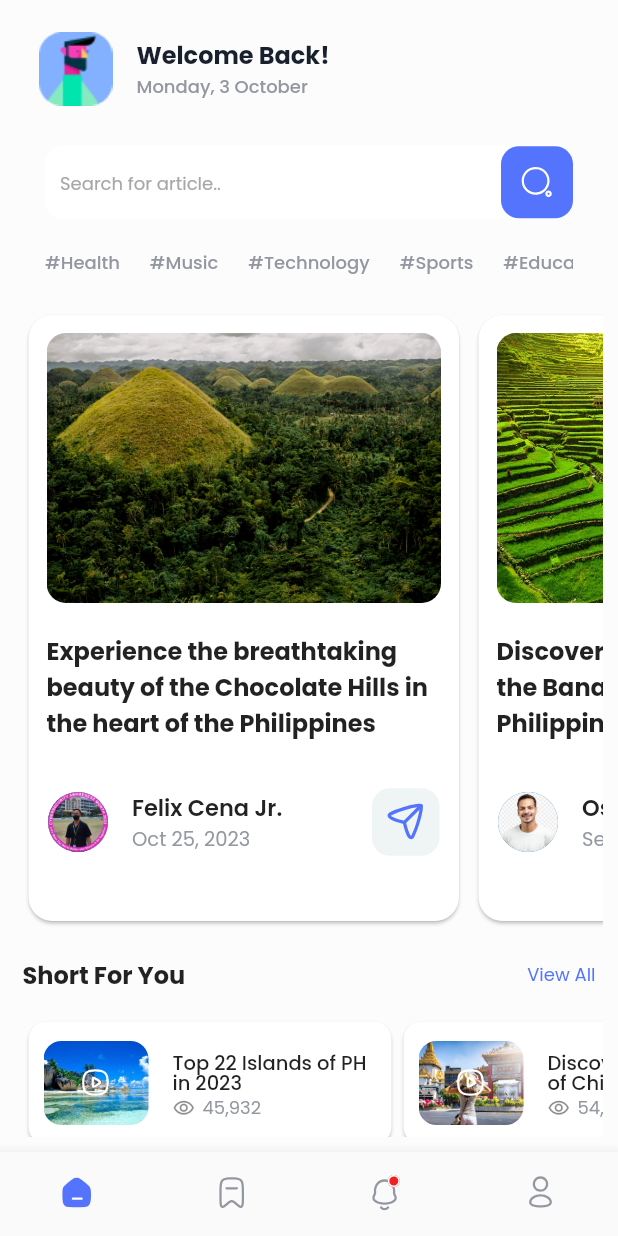
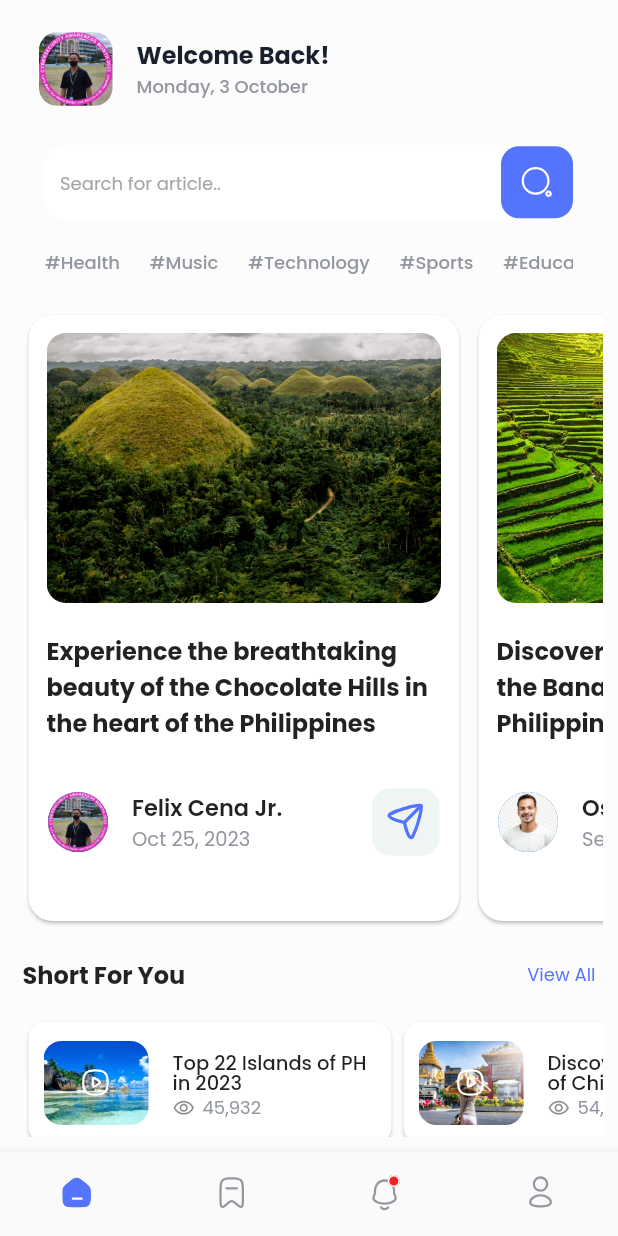
Before and after one commit to Fzappyy/Cena_Travel_News_App, a Flutter app: the screen it shows after launch, on a phone screen of 412 x 824 dp. Run offline on Flutter 3.47's test engine with Material 2 defaults, Android fonts, the phone set to English and light mode, and no system bars; our stand-ins replace carousel_slider, flutter_svg, google_fonts.

Commit message:
modified the profile picture

```diff
--- a/lib/components/list_tile.dart
+++ b/lib/components/list_tile.dart
@@ -22,10 +22,13 @@ class AppBarTile extends StatelessWidget {
                   color: Color(0xFF9397A0),
                   fontWeight: FontWeight.w500),
             )),
-        leading: SizedBox(
+        leading: Container(
           width: 49,
           height: 49,
-          child: Image.asset('assets/Vector.png'),
+          decoration: BoxDecoration(
+              borderRadius: BorderRadius.circular(12),
+              image: const DecorationImage(
+                  fit: BoxFit.cover, image: AssetImage('assets/p3.png'))),
         ));
   }
 }
```
